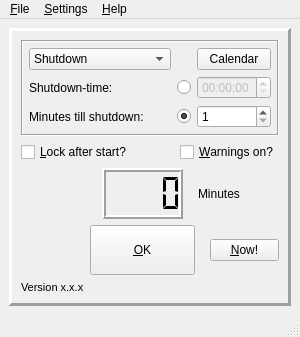
Before: the Qt Designer form qshutdown/src/ui/gui.ui in hakaishi/shutdown-qapps, drawn with Qt 5.
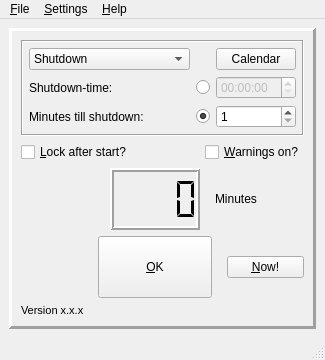
After: the same form once the commit is applied. Icons and pictures are not drawn.

Diff of the .ui file:
```diff
--- a/qshutdown/src/ui/gui.ui
+++ b/qshutdown/src/ui/gui.ui
@@ -6,8 +6,8 @@
    <rect>
     <x>0</x>
     <y>0</y>
-    <width>300</width>
-    <height>337</height>
+    <width>325</width>
+    <height>360</height>
    </rect>
   </property>
   <property name="windowTitle">
@@ -427,8 +427,8 @@
     <rect>
      <x>0</x>
      <y>0</y>
-     <width>300</width>
-     <height>24</height>
+     <width>325</width>
+     <height>26</height>
     </rect>
    </property>
    <widget class="QMenu" name="menuFile">
```
Left out of the diff: 71 changed lines with no effect on the pictures.
